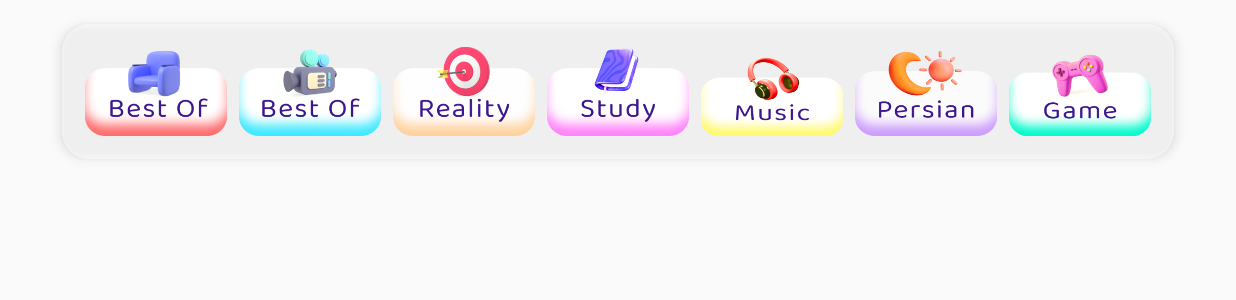
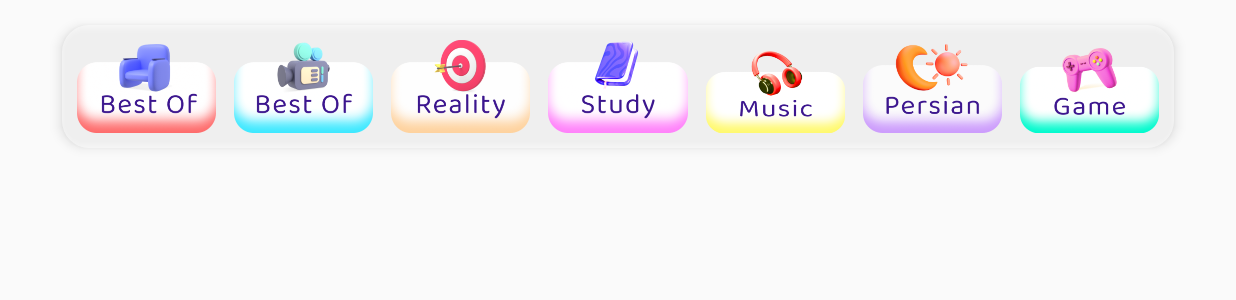
Before and after one commit to Bifekr/popittv, an Android app: the screen it shows after launch (MainActivity), on a phone screen of 824 x 412 dp (held sideways). Shown: the top 300 px of the screen. Run offline under Robolectric (Android 15) with nearby library versions, the phone set to English and light mode, and no system bars; our stand-ins replace data binding.

Commit message:
frg1 ui without scrollView

```diff
--- a/app/src/main/res/drawable/back_view.xml
+++ b/app/src/main/res/drawable/gradiant1.xml
@@ -1,9 +1,9 @@
 <?xml version="1.0" encoding="utf-8"?>
 <shape xmlns:android="http://schemas.android.com/apk/res/android"
   android:shape="rectangle">
+  <gradient android:startColor="#bafeb5b5"
+    android:endColor="#ccfff3b5"
+    android:angle="90"/>
 
-  <solid android:color="@color/white"/>
-  <corners android:topRightRadius="80dp"
-    android:topLeftRadius="80dp"/>
 
 </shape>
--- a/app/src/main/res/layout/activity_main.xml
+++ b/app/src/main/res/layout/activity_main.xml
@@ -13,16 +13,17 @@
     <androidx.constraintlayout.widget.ConstraintLayout
       android:id="@+id/cons_mainMenu"
       android:layout_width="0dp"
+      android:layout_height="0dp"
       android:elevation="4dp"
-      android:layout_height="90dp"
       android:background="@drawable/btn_border"
-      android:padding="15dp"
+      android:padding="10dp"
       app:layout_constraintBottom_toBottomOf="parent"
       app:layout_constraintEnd_toEndOf="parent"
       app:layout_constraintStart_toStartOf="parent"
       app:layout_constraintTop_toTopOf="parent"
       app:layout_constraintVertical_bias="0.05"
-      app:layout_constraintWidth_percent=".9">
+      app:layout_constraintWidth_percent=".9"
+      app:layout_constraintHeight_percent=".2">
 
 
       <Button
@@ -39,7 +40,7 @@
         android:id="@+id/btn2"
         android:layout_width="0dp"
         android:layout_height="0dp"
-        android:layout_marginLeft="8dp"
+        android:layout_marginLeft="12dp"
         android:background="@drawable/iv_btn_2"
         app:layout_constraintBottom_toBottomOf="@id/cons_mainMenu"
         app:layout_constraintEnd_toStartOf="@id/btn3"
@@ -51,7 +52,7 @@
         android:id="@+id/btn3"
         android:layout_width="0dp"
         android:layout_height="0dp"
-        android:layout_marginLeft="8dp"
+        android:layout_marginLeft="12dp"
         android:background="@drawable/iv_btn_3"
         app:layout_constraintBottom_toBottomOf="@id/cons_mainMenu"
         app:layout_constraintEnd_toStartOf="@id/btn4"
@@ -62,7 +63,7 @@
         android:id="@+id/btn4"
         android:layout_width="0dp"
         android:layout_height="0dp"
-        android:layout_marginLeft="8dp"
+        android:layout_marginLeft="12dp"
         android:background="@drawable/iv_btn_4"
         app:layout_constraintBottom_toBottomOf="@id/cons_mainMenu"
         app:layout_constraintEnd_toStartOf="@id/btn5"
@@ -73,7 +74,7 @@
         android:id="@+id/btn5"
         android:layout_width="0dp"
         android:layout_height="0dp"
-        android:layout_marginLeft="8dp"
+        android:layout_marginLeft="12dp"
         android:background="@drawable/iv_btn_5"
         app:layout_constraintBottom_toBottomOf="@id/cons_mainMenu"
         app:layout_constraintEnd_toStartOf="@id/btn6"
@@ -84,7 +85,7 @@
         android:id="@+id/btn6"
         android:layout_width="0dp"
         android:layout_height="0dp"
-        android:layout_marginLeft="8dp"
+        android:layout_marginLeft="12dp"
         android:background="@drawable/iv_btn_6"
         app:layout_constraintBottom_toBottomOf="@id/cons_mainMenu"
         app:layout_constraintEnd_toStartOf="@id/btn7"
@@ -96,7 +97,7 @@
         android:id="@+id/btn7"
         android:layout_width="0dp"
         android:layout_height="0dp"
-        android:layout_marginLeft="8dp"
+        android:layout_marginLeft="12dp"
         android:background="@drawable/iv_btn_7"
         app:layout_constraintBottom_toBottomOf="@id/cons_mainMenu"
         app:layout_constraintEnd_toEndOf="@id/cons_mainMenu"
```
Also changed, not shown: app/src/main/res/layout/fragment_main_1.xml (+31 -103 lines), app/src/main/res/drawable/bg_header1.png (added), app/src/main/res/drawable/bg_header11.png (added), app/src/main/res/drawable/bg_header4.png (added), app/src/main/res/drawable/bg_header5.png (added), app/src/main/res/drawable/bg_header6.png (added), app/src/main/res/drawable/bg_header7.png (added), 1 other file.
